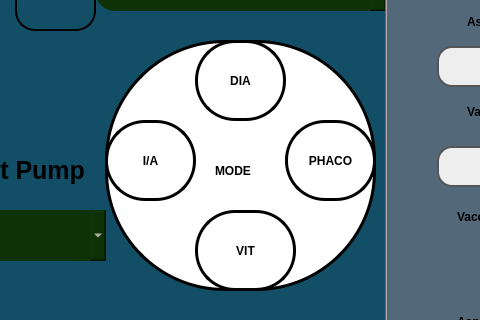
The window that doctor.ui (RISWANAAAA/venturiphaco) describes before a commit, drawn with Qt 5; both pictures show x 85 to 565 and y 100 to 420 of the 1280 by 720 pixel window.
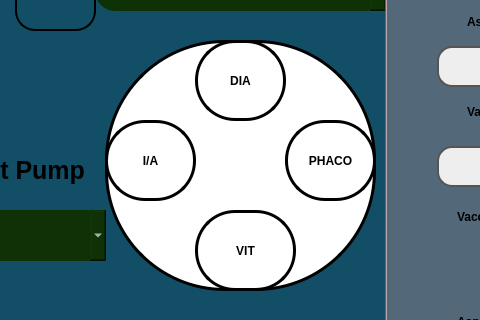
The same window after the commit. Icons and pictures are not drawn.

The edit to the form file:
```diff
--- a/doctor.ui
+++ b/doctor.ui
@@ -20,23 +20,6 @@
 
 </string>
   </property>
-  <widget class="QLabel" name="Mode">
-   <property name="geometry">
-    <rect>
-     <x>300</x>
-     <y>250</y>
-     <width>81</width>
-     <height>41</height>
-    </rect>
-   </property>
-   <property name="styleSheet">
-    <string notr="true">font:bold;
-background-color:transparent;</string>
-   </property>
-   <property name="text">
-    <string>MODE</string>
-   </property>
-  </widget>
   <widget class="QComboBox" name="BottomRFoot">
    <property name="geometry">
     <rect>
@@ -3340,6 +3323,24 @@
     <string>Save All Values</string>
    </property>
   </widget>
+  <widget class="QPushButton" name="pushButton_2">
+   <property name="geometry">
+    <rect>
+     <x>270</x>
+     <y>210</y>
+     <width>111</width>
+     <height>101</height>
+    </rect>
+   </property>
+   <property name="styleSheet">
+    <string notr="true">image: url(:/images/footimg.png);
+background-color:transparent;
+border:none;</string>
+   </property>
+   <property name="text">
+    <string/>
+   </property>
+  </widget>
   <zorder>circle</zorder>
   <zorder>Mode</zorder>
   <zorder>BottomRFoot</zorder>
```
Left out of the diff: 2 changed lines with no effect on the pictures.
